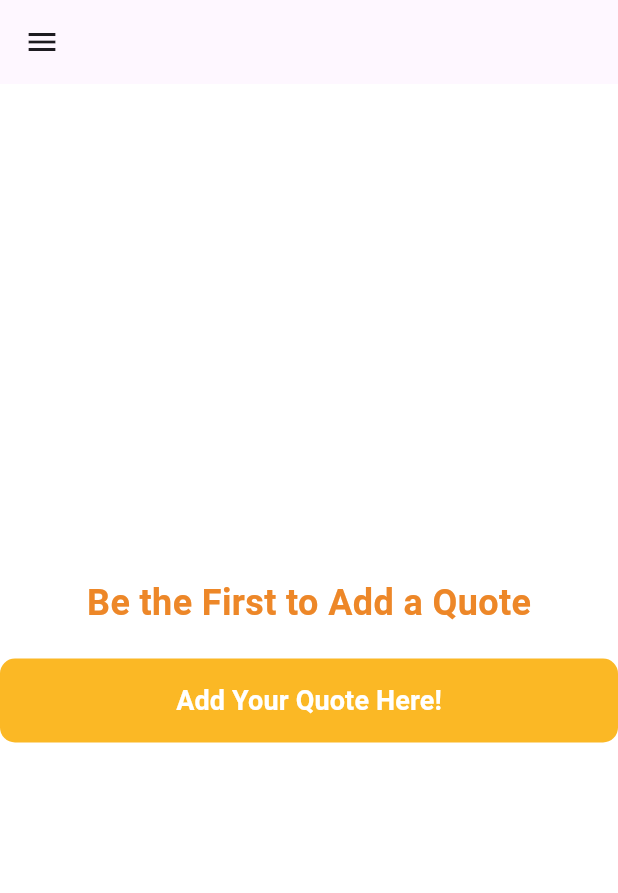
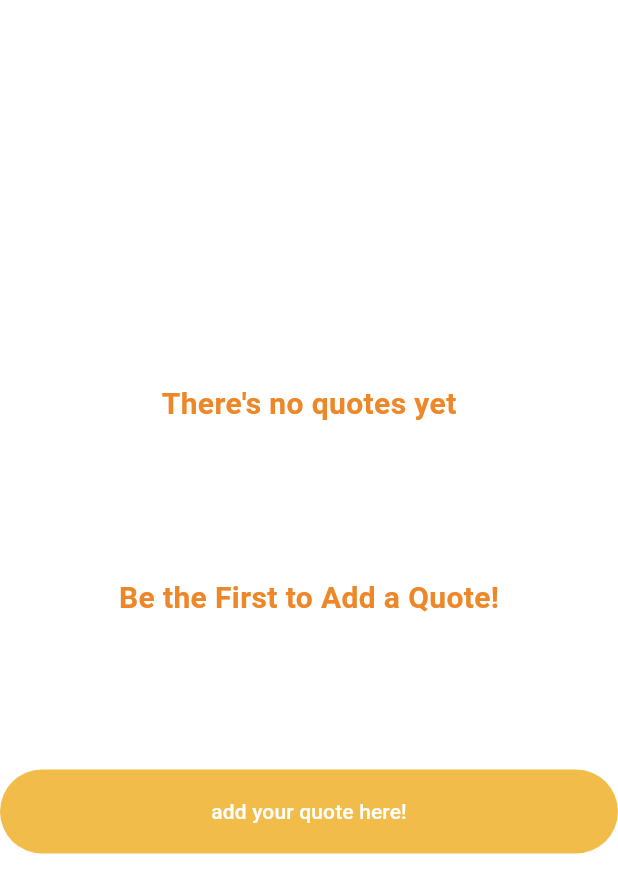
Before and after one commit to mutualibri/mutualibri, a Flutter app: the QuoteNull screen opened directly, on a phone screen of 412 x 824 dp. Shown: the top 893 px of the screen. Run offline on Flutter 3.47's test engine with Material 3 defaults, Android fonts, the phone set to English and light mode, and no system bars; our stand-ins replace flutter_svg, shared_preferences; missing offline and left inert: pbp_django_auth; accounts and stored records are empty.

Commit message:
Penambahan AlertDialog & perubahan quote

```diff
--- a/lib/screens/quotes/quote_null.dart
+++ b/lib/screens/quotes/quote_null.dart
@@ -8,52 +8,53 @@ class QuoteNull extends StatelessWidget {
   @override
   Widget build(BuildContext context) {
     return Scaffold(
-      appBar: AppBar(),
-      drawer: const DrawerClass(),
         body: Center(
             child: Column(
       mainAxisAlignment: MainAxisAlignment.center,
+      crossAxisAlignment: CrossAxisAlignment.center,
       children: [
         const Text(
-              'Be the First to Add a Quote',
+          "There's no quotes yet",
           style: TextStyle(
-                fontSize: 24.0,
+            color: Color(0xFFED8728),
+            fontSize: 20,
             fontWeight: FontWeight.bold,
-                color: Color(0xFFED8728), // Gunakan warna dari color palette
           ),
         ),
-            const SizedBox(height: 20.0),
+        const SizedBox(
+          height: 100,
+        ),
+        const Text(
+          "Be the First to Add a Quote!",
+          style: TextStyle(
+            color: Color(0xFFED8728),
+            fontSize: 20,
+            fontWeight: FontWeight.bold,
+          ),
+        ),
+        const SizedBox(
+          height: 100,
+        ),
         ElevatedButton(
-              onPressed: () {
-                // Implement action when the button is pressed
-                Navigator.push(context,
-                    MaterialPageRoute(builder: (context) => const QuoteForm()));
-              },
           style: ButtonStyle(
             backgroundColor: MaterialStateProperty.all(
-                    const Color(0xFFFBB825)), // Gunakan warna dari color palette
-                shape: MaterialStateProperty.all<RoundedRectangleBorder>(
-                  RoundedRectangleBorder(
-                    borderRadius: BorderRadius.circular(10.0),
+                const Color.fromARGB(255, 241, 188, 74)),
           ),
+          onPressed: () async {
+            Navigator.push(
+              context,
+              MaterialPageRoute(
+                builder: (context) => const QuoteForm(),
               ),
-              ),
-              child: const Padding(
-                padding: EdgeInsets.all(12.0),
-                child: Text(
-                  'Add Your Quote Here!',
-                  style: TextStyle(
-                    fontSize: 18.0,
-                    fontWeight: FontWeight.bold,
-                    color: Colors.white,
-                  ),
-                ),
+            );
+          },
+          child: const Text(
+            "add your quote here!",
+            style: TextStyle(color: Colors.white),
           ),
         ),
       ],
-        ),
-      ),
-    );
+    )));
   }
 }
 
```
Also changed, not shown: lib/screens/quotes/quote_form.dart (+5 -4 lines), lib/screens/quotes/quote_template.dart (+56 -33 lines), lib/widgets/drawer.dart (+35 -4 lines). Lines whose indentation alone changed are shown as unchanged.
